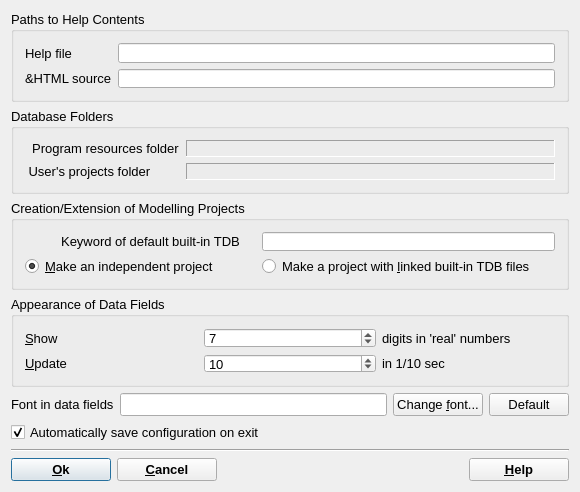
This is GUI/Dialogs4/SettingsDialog4.ui in sturmk/GEMSGUI as Qt 5 draws it before an edit. The edited form follows.
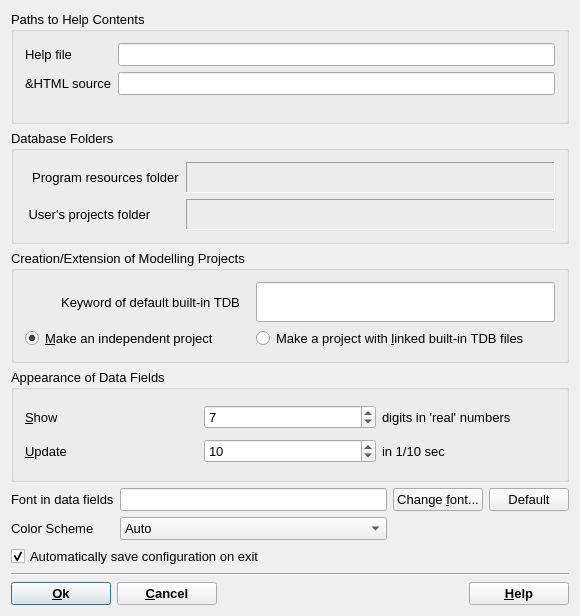
This is the edited form.

Commit message:
Added to GEMSGUI settings dark/light mode (#50)
* Resolve the issue with a large-sized zip file on Linux, add a condition if  release

* Added to  GEMSGUI settings dark/light mode

* Normal runs in default locations must be -c (default -d)

* test dmg

* Update deploy-macos.yml

* Update deploy-macos.yml

* fix zip in a zip

* Update deploy-linux.yml

* Update deploy-macos.yml

* Update deploy-macos.yml

* Update deploy-macos.yml

* Update deploy-macos.yml

---------

What changed in the file:
```diff
--- a/GUI/Dialogs4/SettingsDialog4.ui
+++ b/GUI/Dialogs4/SettingsDialog4.ui
@@ -11,7 +11,7 @@
     <x>0</x>
     <y>0</y>
     <width>580</width>
-    <height>492</height>
+    <height>616</height>
    </rect>
   </property>
   <property name="minimumSize">
@@ -31,191 +31,8 @@
   <property name="modal">
    <bool>true</bool>
   </property>
-  <layout class="QVBoxLayout" name="verticalLayout">
-   <item>
-    <widget class="QGroupBox" name="groupBox">
-     <property name="sizePolicy">
-      <sizepolicy hsizetype="Minimum" vsizetype="Minimum">
-       <horstretch>0</horstretch>
-       <verstretch>0</verstretch>
-      </sizepolicy>
-     </property>
-     <property name="title">
-      <string>Paths to Help Contents</string>
-     </property>
-     <layout class="QGridLayout" name="gridLayout_1">
-      <item row="0" column="1">
-       <widget class="QLineEdit" name="pLocalDocDir">
-        <property name="sizePolicy">
-         <sizepolicy hsizetype="Expanding" vsizetype="Minimum">
-          <horstretch>0</horstretch>
-          <verstretch>0</verstretch>
-         </sizepolicy>
-        </property>
-       </widget>
-      </item>
-      <item row="0" column="0">
-       <widget class="QLabel" name="label_2">
-        <property name="text">
-         <string>Help file</string>
-        </property>
-       </widget>
-      </item>
-      <item row="1" column="0">
-       <widget class="QLabel" name="label_3">
-        <property name="text">
-         <string>&amp;HTML source</string>
-        </property>
-       </widget>
-      </item>
-      <item row="1" column="1">
-       <widget class="QLineEdit" name="pRemoteHTML">
-        <property name="enabled">
-         <bool>true</bool>
-        </property>
-        <property name="sizePolicy">
-         <sizepolicy hsizetype="Expanding" vsizetype="Minimum">
-          <horstretch>0</horstretch>
-          <verstretch>0</verstretch>
-         </sizepolicy>
-        </property>
-       </widget>
-      </item>
-     </layout>
-    </widget>
-   </item>
-   <item>
-    <widget class="QGroupBox" name="groupBox_2">
-     <property name="sizePolicy">
-      <sizepolicy hsizetype="Preferred" vsizetype="Minimum">
-       <horstretch>0</horstretch>
-       <verstretch>0</verstretch>
-      </sizepolicy>
-     </property>
-     <property name="title">
-      <string>Database Folders</string>
-     </property>
-     <layout class="QGridLayout" name="gridLayout_4">
-      <item row="0" column="0">
-       <widget class="QLabel" name="TextLabel2">
-        <property name="text">
-         <string>  Program resources folder</string>
-        </property>
-        <property name="wordWrap">
-         <bool>false</bool>
-        </property>
-       </widget>
-      </item>
-      <item row="0" column="1">
-       <widget class="QLabel" name="pSysDBDir">
-        <property name="sizePolicy">
-         <sizepolicy hsizetype="Expanding" vsizetype="Preferred">
-          <horstretch>0</horstretch>
-          <verstretch>0</verstretch>
-         </sizepolicy>
-        </property>
-        <property name="frameShape">
-         <enum>QFrame::Shape::Panel</enum>
-        </property>
-        <property name="frameShadow">
-         <enum>QFrame::Shadow::Sunken</enum>
-        </property>
-        <property name="wordWrap">
-         <bool>false</bool>
-        </property>
-       </widget>
-      </item>
-      <item row="1" column="0">
-       <widget class="QLabel" name="TextLabel2_2">
-        <property name="text">
-         <string> User's projects folder</string>
-        </property>
-        <property name="wordWrap">
-         <bool>false</bool>
-        </property>
-       </widget>
-      </item>
-      <item row="1" column="1">
-       <widget class="QLabel" name="pUserDBDir">
-        <property name="sizePolicy">
-         <sizepolicy hsizetype="Expanding" vsizetype="Preferred">
-          <horstretch>0</horstretch>
-          <verstretch>0</verstretch>
-         </sizepolicy>
-        </property>
-        <property name="frameShape">
-         <enum>QFrame::Shape::Panel</enum>
-        </property>
-        <property name="frameShadow">
-         <enum>QFrame::Shadow::Sunken</enum>
-        </property>
-        <property name="wordWrap">
-         <bool>false</bool>
-        </property>
-       </widget>
-      </item>
-     </layout>
-    </widget>
-   </item>
-   <item>
-    <widget class="QGroupBox" name="groupBox_3">
-     <property name="sizePolicy">
-      <sizepolicy hsizetype="Preferred" vsizetype="Minimum">
-       <horstretch>0</horstretch>
-       <verstretch>0</verstretch>
-      </sizepolicy>
-     </property>
-     <property name="title">
-      <string>Creation/Extension of Modelling Projects</string>
-     </property>
-     <layout class="QGridLayout" name="gridLayout">
-      <item row="0" column="0" colspan="2">
-       <widget class="QLabel" name="label_4">
-        <property name="text">
-         <string>          Keyword of default built-in TDB</string>
-        </property>
-       </widget>
-      </item>
-      <item row="0" column="2">
-       <widget class="QLineEdit" name="pBuiltinTDB">
-        <property name="sizePolicy">
-         <sizepolicy hsizetype="Expanding" vsizetype="Minimum">
-          <horstretch>0</horstretch>
-          <verstretch>0</verstretch>
-         </sizepolicy>
-        </property>
-        <property name="toolTip">
-         <string>Here, type a TDB name that will be used by default when a new independent project is created</string>
-        </property>
-       </widget>
-      </item>
-      <item row="1" column="0">
-       <widget class="QRadioButton" name="rbNewPrMode">
-        <property name="toolTip">
-         <string>Switch on to select elements and copy all related data from default database into new project</string>
-        </property>
-        <property name="text">
-         <string>&amp;Make an independent project         </string>
-        </property>
-        <property name="checked">
-         <bool>true</bool>
-        </property>
-       </widget>
-      </item>
-      <item row="1" column="2">
-       <widget class="QRadioButton" name="rbOldPrMode">
-        <property name="toolTip">
-         <string>Switch on to select files from default database and link them to form a new project</string>
-        </property>
-        <property name="text">
-         <string>Make a project with &amp;linked built-in TDB files</string>
-        </property>
-       </widget>
-      </item>
-     </layout>
-    </widget>
-   </item>
-   <item>
+  <layout class="QGridLayout" name="gridLayout_4">
+   <item row="3" column="0" colspan="4">
     <widget class="QGroupBox" name="groupBox_4">
      <property name="sizePolicy">
       <sizepolicy hsizetype="Preferred" vsizetype="Minimum">
@@ -308,71 +125,7 @@
      </layout>
     </widget>
    </item>
-   <item>
-    <layout class="QHBoxLayout" name="g_2">
-     <item>
-      <widget class="QLabel" name="TextLabel1_3">
-       <property name="text">
-        <string>Font in data fields</string>
-       </property>
-       <property name="wordWrap">
-        <bool>false</bool>
-       </property>
-       <property name="buddy">
-        <cstring>pFontRawName</cstring>
-       </property>
-      </widget>
-     </item>
-     <item>
-      <widget class="QLineEdit" name="pFontRawName">
-       <property name="toolTip">
-        <string>Currently applied font for data screen forms</string>
-       </property>
-      </widget>
-     </item>
-     <item>
-      <widget class="QPushButton" name="pButtonChFont">
-       <property name="toolTip">
-        <string>Here you can change font for the data screen forms</string>
-       </property>
-       <property name="text">
-        <string>Change &amp;font...</string>
-       </property>
-       <property name="shortcut">
-        <string>Alt+H</string>
-       </property>
-      </widget>
-     </item>
-     <item>
-      <widget class="QPushButton" name="pushButton5">
-       <property name="text">
-        <string>Default</string>
-       </property>
-      </widget>
-     </item>
-    </layout>
-   </item>
-   <item>
-    <widget class="QCheckBox" name="pConfigAutosave">
-     <property name="text">
-      <string>Automatically save configuration on exit</string>
-     </property>
-     <property name="checked">
-      <bool>true</bool>
-     </property>
-    </widget>
-   </item>
-   <item>
-    <widget class="Line" name="Line1">
-     <property name="frameShape">
-      <enum>QFrame::Shape::HLine</enum>
-     </property>
-     <property name="frameShadow">
-      <enum>QFrame::Shadow::Sunken</enum>
-     </property>
-    </widget>
-   </item>
-   <item>
+   <item row="8" column="0" colspan="4">
     <layout class="QHBoxLayout" name="_3">
      <item>
       <widget class="QPushButton" name="pButtonOK">
@@ -458,6 +211,275 @@
      </item>
     </layout>
    </item>
+   <item row="5" column="0">
+    <widget class="QLabel" name="label">
+     <property name="text">
+      <string>Color Scheme</string>
+     </property>
+    </widget>
+   </item>
+   <item row="7" column="0" colspan="4">
+    <widget class="Line" name="Line1">
+     <property name="frameShape">
+      <enum>QFrame::Shape::HLine</enum>
+     </property>
+     <property name="frameShadow">
+      <enum>QFrame::Shadow::Sunken</enum>
+     </property>
+    </widget>
+   </item>
+   <item row="1" column="0" colspan="4">
+    <widget class="QGroupBox" name="groupBox_2">
+     <property name="sizePolicy">
+      <sizepolicy hsizetype="Preferred" vsizetype="Minimum">
+       <horstretch>0</horstretch>
+       <verstretch>0</verstretch>
+      </sizepolicy>
+     </property>
+     <property name="title">
+      <string>Database Folders</string>
+     </property>
+     <layout class="QGridLayout" name="gridLayout_3">
+      <item row="0" column="0">
+       <widget class="QLabel" name="TextLabel2">
+        <property name="text">
+         <string>  Program resources folder</string>
+        </property>
+        <property name="wordWrap">
+         <bool>false</bool>
+        </property>
+       </widget>
+      </item>
+      <item row="0" column="1">
+       <widget class="QLabel" name="pSysDBDir">
+        <property name="sizePolicy">
+         <sizepolicy hsizetype="Expanding" vsizetype="Preferred">
+          <horstretch>0</horstretch>
+          <verstretch>0</verstretch>
+         </sizepolicy>
+        </property>
+        <property name="frameShape">
+         <enum>QFrame::Shape::Panel</enum>
+        </property>
+        <property name="frameShadow">
+         <enum>QFrame::Shadow::Sunken</enum>
+        </property>
+        <property name="wordWrap">
+         <bool>false</bool>
+        </property>
+       </widget>
+      </item>
+      <item row="1" column="0">
+       <widget class="QLabel" name="TextLabel2_2">
+        <property name="text">
+         <string> User's projects folder</string>
+        </property>
+        <property name="wordWrap">
+         <bool>false</bool>
+        </property>
+       </widget>
+      </item>
+      <item row="1" column="1">
+       <widget class="QLabel" name="pUserDBDir">
+        <property name="sizePolicy">
+         <sizepolicy hsizetype="Expanding" vsizetype="Preferred">
+          <horstretch>0</horstretch>
+          <verstretch>0</verstretch>
+         </sizepolicy>
+        </property>
+        <property name="frameShape">
+         <enum>QFrame::Shape::Panel</enum>
+        </property>
+        <property name="frameShadow">
+         <enum>QFrame::Shadow::Sunken</enum>
+        </property>
+        <property name="wordWrap">
+         <bool>false</bool>
+        </property>
+       </widget>
+      </item>
+     </layout>
+    </widget>
+   </item>
+   <item row="0" column="0" colspan="4">
+    <widget class="QGroupBox" name="groupBox">
+     <property name="sizePolicy">
+      <sizepolicy hsizetype="Minimum" vsizetype="Minimum">
+       <horstretch>0</horstretch>
+       <verstretch>0</verstretch>
+      </sizepolicy>
+     </property>
+     <property name="title">
+      <string>Paths to Help Contents</string>
+     </property>
+     <layout class="QFormLayout" name="formLayout">
+      <item row="0" column="0">
+       <widget class="QLabel" name="label_2">
+        <property name="text">
+         <string>Help file</string>
+        </property>
+       </widget>
+      </item>
+      <item row="0" column="1">
+       <widget class="QLineEdit" name="pLocalDocDir">
+        <property name="sizePolicy">
+         <sizepolicy hsizetype="Expanding" vsizetype="Minimum">
+          <horstretch>0</horstretch>
+          <verstretch>0</verstretch>
+         </sizepolicy>
+        </property>
+       </widget>
+      </item>
+      <item row="1" column="0">
+       <widget class="QLabel" name="label_3">
+        <property name="text">
+         <string>&amp;HTML source</string>
+        </property>
+       </widget>
+      </item>
+      <item row="1" column="1">
+       <widget class="QLineEdit" name="pRemoteHTML">
+        <property name="enabled">
+         <bool>true</bool>
+        </property>
+        <property name="sizePolicy">
+         <sizepolicy hsizetype="Expanding" vsizetype="Minimum">
+          <horstretch>0</horstretch>
+          <verstretch>0</verstretch>
+         </sizepolicy>
+        </property>
+       </widget>
+      </item>
+     </layout>
+    </widget>
+   </item>
+   <item row="4" column="1">
+    <widget class="QLineEdit" name="pFontRawName">
+     <property name="toolTip">
+      <string>Currently applied font for data screen forms</string>
+     </property>
+    </widget>
+   </item>
+   <item row="2" column="0" colspan="4">
+    <widget class="QGroupBox" name="groupBox_3">
+     <property name="sizePolicy">
+      <sizepolicy hsizetype="Preferred" vsizetype="Minimum">
+       <horstretch>0</horstretch>
+       <verstretch>0</verstretch>
+      </sizepolicy>
+     </property>
+     <property name="title">
+      <string>Creation/Extension of Modelling Projects</string>
+     </property>
+     <layout class="QGridLayout" name="gridLayout">
+      <item row="0" column="0">
+       <widget class="QLabel" name="label_4">
+        <property name="text">
+         <string>          Keyword of default built-in TDB</string>
+        </property>
+       </widget>
+      </item>
+      <item row="0" column="1">
+       <widget class="QLineEdit" name="pBuiltinTDB">
+        <property name="sizePolicy">
+         <sizepolicy hsizetype="Expanding" vsizetype="Minimum">
+          <horstretch>0</horstretch>
+          <verstretch>0</verstretch>
+         </sizepolicy>
+        </property>
+        <property name="toolTip">
+         <string>Here, type a TDB name that will be used by default when a new independent project is created</string>
+        </property>
+       </widget>
+      </item>
+      <item row="1" column="0">
+       <widget class="QRadioButton" name="rbNewPrMode">
+        <property name="toolTip">
+         <string>Switch on to select elements and copy all related data from default database into new project</string>
+        </property>
+        <property name="text">
+         <string>&amp;Make an independent project         </string>
+        </property>
+        <property name="checked">
+         <bool>true</bool>
+        </property>
+       </widget>
+      </item>
+      <item row="1" column="1">
+       <widget class="QRadioButton" name="rbOldPrMode">
+        <property name="toolTip">
+         <string>Switch on to select files from default database and link them to form a new project</string>
+        </property>
+        <property name="text">
+         <string>Make a project with &amp;linked built-in TDB files</string>
+        </property>
+       </widget>
+      </item>
+     </layout>
+    </widget>
+   </item>
+   <item row="4" column="0">
+    <widget class="QLabel" name="TextLabel1_3">
+     <property name="text">
+      <string>Font in data fields</string>
+     </property>
+     <property name="wordWrap">
+      <bool>false</bool>
+     </property>
+     <property name="buddy">
+      <cstring>pFontRawName</cstring>
+     </property>
+    </widget>
+   </item>
+   <item row="4" column="2">
+    <widget class="QPushButton" name="pButtonChFont">
+     <property name="toolTip">
+      <string>Here you can change font for the data screen forms</string>
+     </property>
+     <property name="text">
+      <string>Change &amp;font...</string>
+     </property>
+     <property name="shortcut">
+      <string>Alt+H</string>
+     </property>
+    </widget>
+   </item>
+   <item row="6" column="0" colspan="3">
+    <widget class="QCheckBox" name="pConfigAutosave">
+     <property name="text">
+      <string>Automatically save configuration on exit</string>
+     </property>
+     <property name="checked">
+      <bool>true</bool>
+     </property>
+    </widget>
+   </item>
+   <item row="4" column="3">
+    <widget class="QPushButton" name="pushButton5">
+     <property name="text">
+      <string>Default</string>
+     </property>
+    </widget>
+   </item>
+   <item row="5" column="1">
+    <widget class="QComboBox" name="comboBox">
+     <item>
+      <property name="text">
+       <string>Auto</string>
+      </property>
+     </item>
+     <item>
+      <property name="text">
+       <string>Light</string>
+      </property>
+     </item>
+     <item>
+      <property name="text">
+       <string>Dark</string>
+      </property>
+     </item>
+    </widget>
+   </item>
   </layout>
  </widget>
  <layoutdefault spacing="6" margin="11"/>
```
The commit also changes 11 other files.
